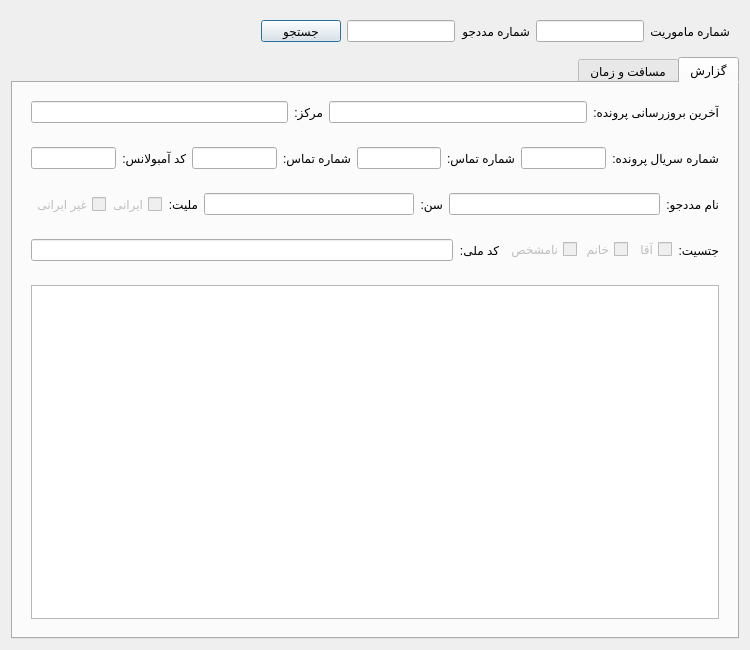
Qt form src/hamyar_paygah/new_ui/widgets/mission_details_tab.ui (MohsenHNSJ/HamyarPaygahPy) before a commit.
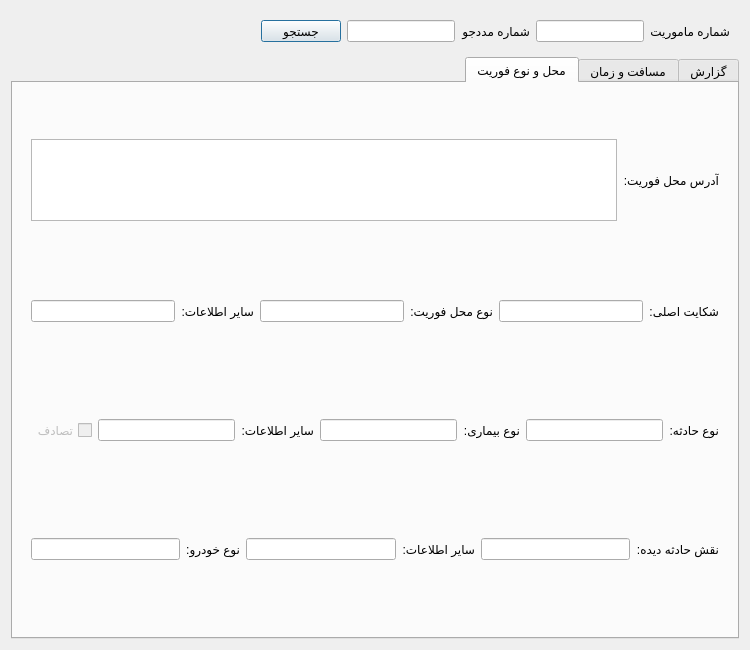
The same form after that commit. The open tabs and pages were chosen to show the change.

Commit message: Added location and emergency type tab

Diff of the .ui file:
```diff
--- a/src/hamyar_paygah/new_ui/widgets/mission_details_tab.ui
+++ b/src/hamyar_paygah/new_ui/widgets/mission_details_tab.ui
@@ -1174,6 +1174,292 @@
        </item>
       </layout>
      </widget>
+     <widget class="QWidget" name="location_and_emergency_tab">
+      <attribute name="title">
+       <string>محل و نوع فوریت</string>
+      </attribute>
+      <layout class="QVBoxLayout" name="verticalLayout_3">
+       <item>
+        <widget class="QWidget" name="section_1" native="true">
+         <property name="maximumSize">
+          <size>
+           <width>16777215</width>
+           <height>100</height>
+          </size>
+         </property>
+         <layout class="QHBoxLayout" name="horizontalLayout_17">
+          <item>
+           <widget class="QLabel" name="address_label">
+            <property name="maximumSize">
+             <size>
+              <width>16777215</width>
+              <height>30</height>
+             </size>
+            </property>
+            <property name="text">
+             <string>آدرس محل فوریت:</string>
+            </property>
+            <property name="textFormat">
+             <enum>Qt::TextFormat::PlainText</enum>
+            </property>
+           </widget>
+          </item>
+          <item>
+           <widget class="QPlainTextEdit" name="address_plain_text_edit">
+            <property name="maximumSize">
+             <size>
+              <width>16777215</width>
+              <height>100</height>
+             </size>
+            </property>
+            <property name="readOnly">
+             <bool>true</bool>
+            </property>
+           </widget>
+          </item>
+         </layout>
+        </widget>
+       </item>
+       <item>
+        <widget class="QWidget" name="section_2" native="true">
+         <property name="maximumSize">
+          <size>
+           <width>16777215</width>
+           <height>75</height>
+          </size>
+         </property>
+         <layout class="QHBoxLayout" name="horizontalLayout_18">
+          <item>
+           <widget class="QLabel" name="chief_complaint_label">
+            <property name="maximumSize">
+             <size>
+              <width>16777215</width>
+              <height>30</height>
+             </size>
+            </property>
+            <property name="text">
+             <string>شکایت اصلی:</string>
+            </property>
+            <property name="textFormat">
+             <enum>Qt::TextFormat::PlainText</enum>
+            </property>
+           </widget>
+          </item>
+          <item>
+           <widget class="QLineEdit" name="chief_complaint_field">
+            <property name="alignment">
+             <set>Qt::AlignmentFlag::AlignCenter</set>
+            </property>
+            <property name="readOnly">
+             <bool>true</bool>
+            </property>
+           </widget>
+          </item>
+          <item>
+           <widget class="QLabel" name="type_of_location_label">
+            <property name="text">
+             <string>نوع محل فوریت:</string>
+            </property>
+            <property name="textFormat">
+             <enum>Qt::TextFormat::PlainText</enum>
+            </property>
+           </widget>
+          </item>
+          <item>
+           <widget class="QLineEdit" name="type_of_location_field">
+            <property name="alignment">
+             <set>Qt::AlignmentFlag::AlignCenter</set>
+            </property>
+            <property name="readOnly">
+             <bool>true</bool>
+            </property>
+           </widget>
+          </item>
+          <item>
+           <widget class="QLabel" name="type_of_location_other_info_label">
+            <property name="text">
+             <string>سایر اطلاعات:</string>
+            </property>
+            <property name="textFormat">
+             <enum>Qt::TextFormat::PlainText</enum>
+            </property>
+           </widget>
+          </item>
+          <item>
+           <widget class="QLineEdit" name="type_of_location_other_info_field">
+            <property name="alignment">
+             <set>Qt::AlignmentFlag::AlignCenter</set>
+            </property>
+            <property name="readOnly">
+             <bool>true</bool>
+            </property>
+           </widget>
+          </item>
+         </layout>
+        </widget>
+       </item>
+       <item>
+        <widget class="QWidget" name="section_3" native="true">
+         <property name="maximumSize">
+          <size>
+           <width>16777215</width>
+           <height>75</height>
+          </size>
+         </property>
+         <layout class="QHBoxLayout" name="horizontalLayout_19">
+          <item>
+           <widget class="QLabel" name="accident_type_label">
+            <property name="text">
+             <string>نوع حادثه:</string>
+            </property>
+            <property name="textFormat">
+             <enum>Qt::TextFormat::PlainText</enum>
+            </property>
+           </widget>
+          </item>
+          <item>
+           <widget class="QLineEdit" name="accident_type_field">
+            <property name="alignment">
+             <set>Qt::AlignmentFlag::AlignCenter</set>
+            </property>
+            <property name="readOnly">
+             <bool>true</bool>
+            </property>
+           </widget>
+          </item>
+          <item>
+           <widget class="QLabel" name="illness_type_label">
+            <property name="text">
+             <string>نوع بیماری:</string>
+            </property>
+            <property name="textFormat">
+             <enum>Qt::TextFormat::PlainText</enum>
+            </property>
+           </widget>
+          </item>
+          <item>
+           <widget class="QLineEdit" name="illness_type_field">
+            <property name="alignment">
+             <set>Qt::AlignmentFlag::AlignCenter</set>
+            </property>
+            <property name="readOnly">
+             <bool>true</bool>
+            </property>
+           </widget>
+          </item>
+          <item>
+           <widget class="QLabel" name="emergency_other_info_label">
+            <property name="text">
+             <string>سایر اطلاعات:</string>
+            </property>
+            <property name="textFormat">
+             <enum>Qt::TextFormat::PlainText</enum>
+            </property>
+           </widget>
+          </item>
+          <item>
+           <widget class="QLineEdit" name="emergency_other_info_field">
+            <property name="alignment">
+             <set>Qt::AlignmentFlag::AlignCenter</set>
+            </property>
+            <property name="readOnly">
+             <bool>true</bool>
+            </property>
+           </widget>
+          </item>
+          <item>
+           <widget class="QCheckBox" name="is_vehicle_accident_checkBox">
+            <property name="enabled">
+             <bool>false</bool>
+            </property>
+            <property name="text">
+             <string>تصادف</string>
+            </property>
+            <property name="checkable">
+             <bool>true</bool>
+            </property>
+            <property name="checked">
+             <bool>false</bool>
+            </property>
+           </widget>
+          </item>
+         </layout>
+        </widget>
+       </item>
+       <item>
+        <widget class="QWidget" name="section_4" native="true">
+         <property name="maximumSize">
+          <size>
+           <width>16777215</width>
+           <height>75</height>
+          </size>
+         </property>
+         <layout class="QHBoxLayout" name="horizontalLayout_20">
+          <item>
+           <widget class="QLabel" name="role_in_accident_label">
+            <property name="text">
+             <string>نقش حادثه دیده:</string>
+            </property>
+            <property name="textFormat">
+             <enum>Qt::TextFormat::PlainText</enum>
+            </property>
+           </widget>
+          </item>
+          <item>
+           <widget class="QLineEdit" name="role_in_accident_field">
+            <property name="alignment">
+             <set>Qt::AlignmentFlag::AlignCenter</set>
+            </property>
+            <property name="readOnly">
+             <bool>true</bool>
+            </property>
+           </widget>
+          </item>
+          <item>
+           <widget class="QLabel" name="role_in_accident_other_info_label">
+            <property name="text">
+             <string>سایر اطلاعات:</string>
+            </property>
+            <property name="textFormat">
+             <enum>Qt::TextFormat::PlainText</enum>
+            </property>
+           </widget>
+          </item>
+          <item>
+           <widget class="QLineEdit" name="role_in_accident_other_info_field">
+            <property name="alignment">
+             <set>Qt::AlignmentFlag::AlignCenter</set>
+            </property>
+            <property name="readOnly">
+             <bool>true</bool>
+            </property>
+           </widget>
+          </item>
+          <item>
+           <widget class="QLabel" name="vehicle_type_label">
+            <property name="text">
+             <string>نوع خودرو:</string>
+            </property>
+            <property name="textFormat">
+             <enum>Qt::TextFormat::PlainText</enum>
+            </property>
+           </widget>
+          </item>
+          <item>
+           <widget class="QLineEdit" name="vehicle_type_field">
+            <property name="alignment">
+             <set>Qt::AlignmentFlag::AlignCenter</set>
+            </property>
+            <property name="readOnly">
+             <bool>true</bool>
+            </property>
+           </widget>
+          </item>
+         </layout>
+        </widget>
+       </item>
+      </layout>
+     </widget>
     </widget>
    </item>
   </layout>
```
Left out of the diff: 2 changed lines with no effect on the pictures. The commit also changes 7 other files.
